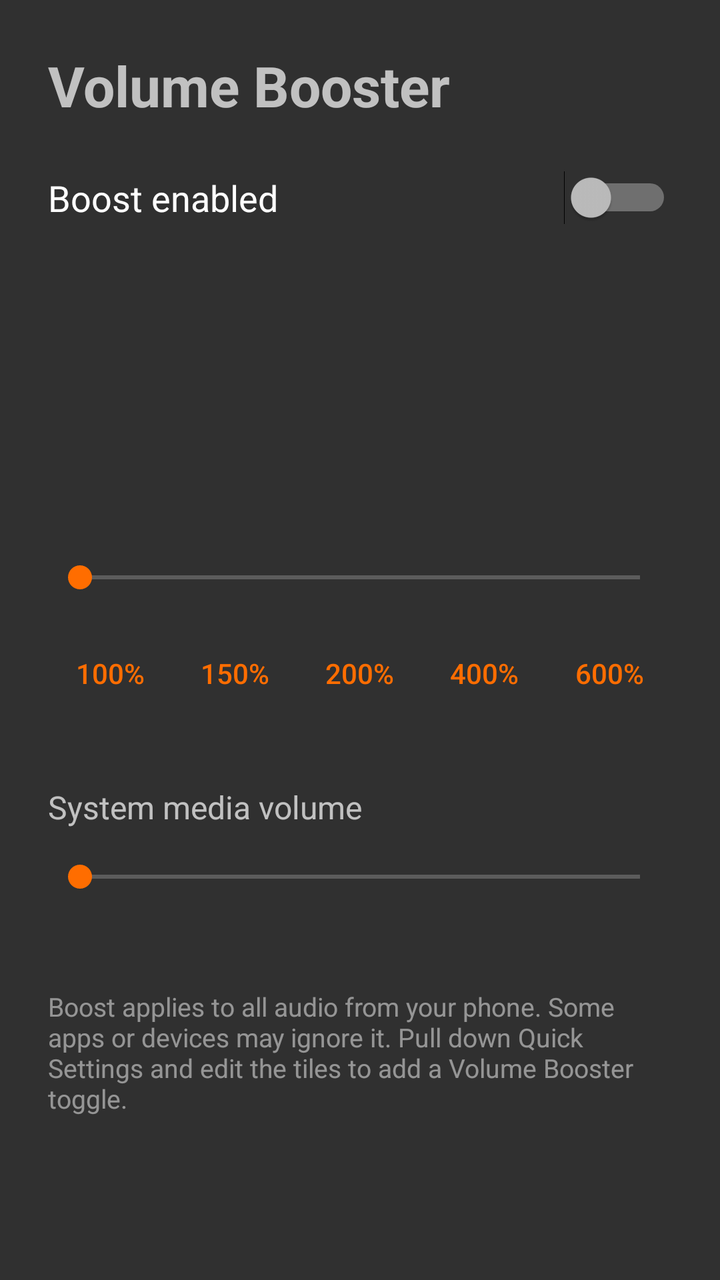
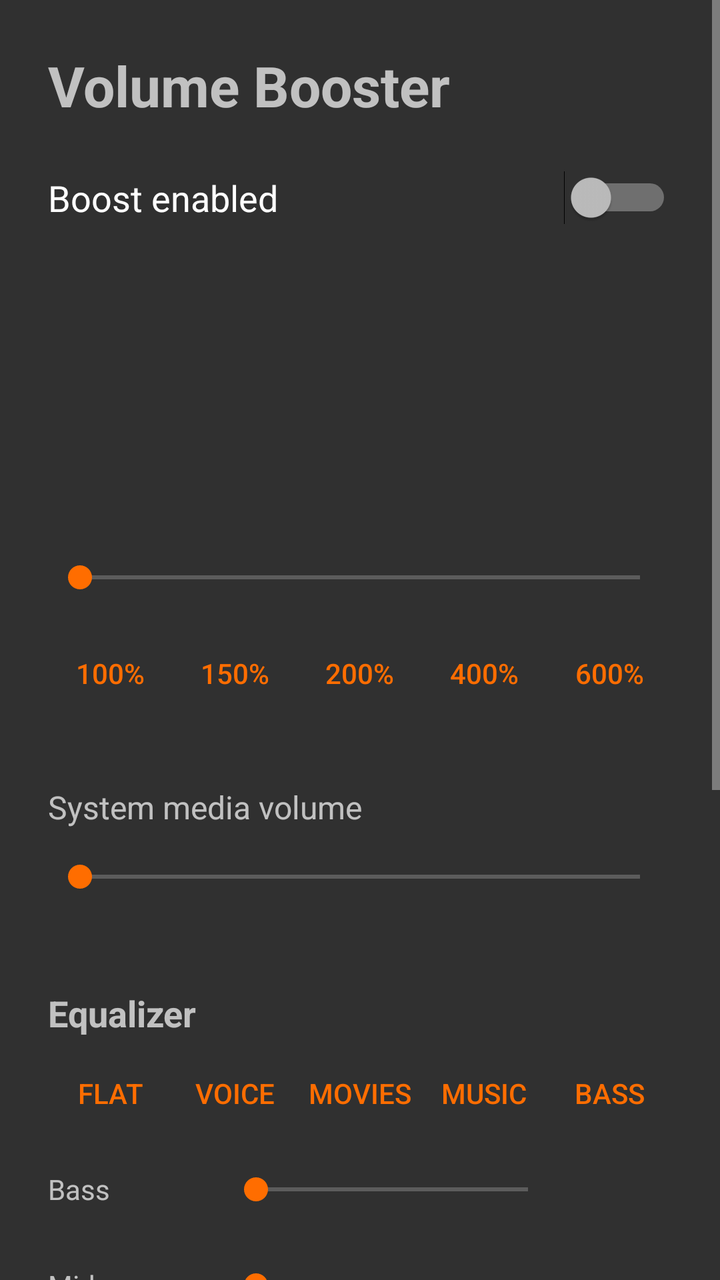

Two renders of the same Android screen: before a commit and after it. Below are the layout's source before the change and the commit's diff.
<!-- AndroidManifest.xml: application theme AppTheme -->
<!-- res/layout/activity_main.xml -->
<?xml version="1.0" encoding="utf-8"?>
<ScrollView xmlns:android="http://schemas.android.com/apk/res/android"
    android:layout_width="match_parent"
    android:layout_height="match_parent"
    android:fitsSystemWindows="true">

    <LinearLayout
        android:layout_width="match_parent"
        android:layout_height="wrap_content"
        android:orientation="vertical"
        android:padding="24dp">

        <TextView
            android:layout_width="wrap_content"
            android:layout_height="wrap_content"
            android:text="@string/app_name"
            android:textSize="28sp"
            android:textStyle="bold" />

        <Switch
            android:id="@+id/enableSwitch"
            android:layout_width="match_parent"
            android:layout_height="wrap_content"
            android:layout_marginTop="24dp"
            android:text="@string/enable"
            android:textSize="18sp" />

        <TextView
            android:id="@+id/boostLabel"
            android:layout_width="match_parent"
            android:layout_height="wrap_content"
            android:layout_marginTop="32dp"
            android:gravity="center"
            android:textColor="?android:attr/colorAccent"
            android:textSize="64sp"
            android:textStyle="bold" />

        <TextView
            android:id="@+id/gainLabel"
            android:layout_width="match_parent"
            android:layout_height="wrap_content"
            android:gravity="center"
            android:textSize="14sp" />

        <SeekBar
            android:id="@+id/boostBar"
            android:layout_width="match_parent"
            android:layout_height="48dp"
            android:layout_marginTop="16dp" />

        <LinearLayout
            android:layout_width="match_parent"
            android:layout_height="wrap_content"
            android:orientation="horizontal">

            <Button android:id="@+id/preset100" style="@style/Preset" android:text="100%" />
            <Button android:id="@+id/preset150" style="@style/Preset" android:text="150%" />
            <Button android:id="@+id/preset200" style="@style/Preset" android:text="200%" />
            <Button android:id="@+id/preset400" style="@style/Preset" android:text="400%" />
            <Button android:id="@+id/preset600" style="@style/Preset" android:text="600%" />
        </LinearLayout>

        <TextView
            android:layout_width="wrap_content"
            android:layout_height="wrap_content"
            android:layout_marginTop="32dp"
            android:text="@string/media_volume"
            android:textSize="16sp" />

        <SeekBar
            android:id="@+id/volumeBar"
            android:layout_width="match_parent"
            android:layout_height="48dp" />

        <TextView
            android:id="@+id/warning"
            android:layout_width="match_parent"
            android:layout_height="wrap_content"
            android:layout_marginTop="16dp"
            android:text="@string/attach_failed"
            android:textColor="#E65100"
            android:visibility="gone" />

        <TextView
            android:layout_width="match_parent"
            android:layout_height="wrap_content"
            android:layout_marginTop="32dp"
            android:alpha="0.7"
            android:text="@string/hint"
            android:textSize="13sp" />
    </LinearLayout>
</ScrollView>
<!-- resources referenced by this layout -->
<resources>
  <string name="app_name">Volume Booster</string>
  <string name="attach_failed">This device refused the global audio effect. Boost will only apply to players that announce their audio session (most music and video apps do).</string>
  <string name="enable">Boost enabled</string>
  <string name="hint">Boost applies to all audio from your phone. Some apps or devices may ignore it. Pull down Quick Settings and edit the tiles to add a Volume Booster toggle.</string>
  <string name="media_volume">System media volume</string>
  <style name="Preset" parent="android:Widget.Material.Button.Borderless.Colored">
          <item name="android:layout_width">0dp</item>
          <item name="android:layout_height">wrap_content</item>
          <item name="android:layout_weight">1</item>
          <item name="android:minWidth">0dp</item>
          <item name="android:paddingStart">0dp</item>
          <item name="android:paddingEnd">0dp</item>
      </style>
  <style name="AppTheme" parent="android:Theme.Material.NoActionBar">
          <item name="android:colorAccent">#FF6D00</item>
          <item name="android:colorPrimary">#FF6D00</item>
      </style>
</resources>

<!-- the commit's change to res/layout/activity_main.xml (unified diff, before → after) -->
@@ -71,6 +71,138 @@
             android:id="@+id/volumeBar"
             android:layout_width="match_parent"
             android:layout_height="48dp" />
+
+
+        <TextView
+            style="@style/SectionTitle"
+            android:text="@string/equalizer" />
+
+        <LinearLayout
+            android:layout_width="match_parent"
+            android:layout_height="wrap_content"
+            android:orientation="horizontal">
+
+            <Button android:id="@+id/eqFlat" style="@style/Preset" android:text="@string/preset_flat" />
+            <Button android:id="@+id/eqVoice" style="@style/Preset" android:text="@string/preset_voice" />
+            <Button android:id="@+id/eqMovies" style="@style/Preset" android:text="@string/preset_movies" />
+            <Button android:id="@+id/eqMusic" style="@style/Preset" android:text="@string/preset_music" />
+            <Button android:id="@+id/eqBass" style="@style/Preset" android:text="@string/preset_bass" />
+        </LinearLayout>
+
+        <LinearLayout
+            android:layout_width="match_parent"
+            android:layout_height="wrap_content"
+            android:gravity="center_vertical"
+            android:orientation="horizontal">
+
+            <TextView
+                android:layout_width="88dp"
+                android:layout_height="wrap_content"
+                android:text="@string/bass" />
+
+            <SeekBar
+                android:id="@+id/bassBar"
+                android:layout_width="0dp"
+                android:layout_height="48dp"
+                android:layout_weight="1" />
+
+            <TextView
+                android:id="@+id/bassValue"
+                android:layout_width="56dp"
+                android:layout_height="wrap_content"
+                android:gravity="end" />
+        </LinearLayout>
+
+        <LinearLayout
+            android:layout_width="match_parent"
+            android:layout_height="wrap_content"
+            android:gravity="center_vertical"
+            android:orientation="horizontal">
+
+            <TextView
+                android:layout_width="88dp"
+                android:layout_height="wrap_content"
+                android:text="@string/mid" />
+
+            <SeekBar
+                android:id="@+id/midBar"
+                android:layout_width="0dp"
+                android:layout_height="48dp"
+                android:layout_weight="1" />
+
+            <TextView
+                android:id="@+id/midValue"
+                android:layout_width="56dp"
+                android:layout_height="wrap_content"
+                android:gravity="end" />
+        </LinearLayout>
+
+        <LinearLayout
+            android:layout_width="match_parent"
+            android:layout_height="wrap_content"
+            android:gravity="center_vertical"
+            android:orientation="horizontal">
+
+            <TextView
+                android:layout_width="88dp"
+                android:layout_height="wrap_content"
+                android:text="@string/treble" />
+
+            <SeekBar
+                android:id="@+id/trebleBar"
+                android:layout_width="0dp"
+                android:layout_height="48dp"
+                android:layout_weight="1" />
+
+            <TextView
+                android:id="@+id/trebleValue"
+                android:layout_width="56dp"
+                android:layout_height="wrap_content"
+                android:gravity="end" />
+        </LinearLayout>
+
+        <LinearLayout
+            android:layout_width="match_parent"
+            android:layout_height="wrap_content"
+            android:gravity="center_vertical"
+            android:orientation="horizontal">
+
+            <TextView
+                android:layout_width="88dp"
+                android:layout_height="wrap_content"
+                android:text="@string/bass_boost" />
+
+            <SeekBar
+                android:id="@+id/bassBoostBar"
+                android:layout_width="0dp"
+                android:layout_height="48dp"
+                android:layout_weight="1" />
+
+            <TextView
+                android:id="@+id/bassBoostValue"
+                android:layout_width="56dp"
+                android:layout_height="wrap_content"
+                android:gravity="end" />
+        </LinearLayout>
+
+        <TextView
+            style="@style/SectionTitle"
+            android:text="@string/volume_keys_label" />
+
+        <Switch
+            android:id="@+id/volumeKeysSwitch"
+            android:layout_width="match_parent"
+            android:layout_height="wrap_content"
+            android:text="@string/volume_keys_switch"
+            android:textSize="16sp" />
+
+        <TextView
+            android:layout_width="match_parent"
+            android:layout_height="wrap_content"
+            android:layout_marginTop="4dp"
+            android:alpha="0.7"
+            android:text="@string/volume_keys_hint"
+            android:textSize="13sp" />
 
         <TextView
             android:id="@+id/warning"
<!-- resource entries referenced after the edit -->
@@ -2,9 +2,22 @@
 <resources>
   <string name="app_name">Volume Booster</string>
   <string name="attach_failed">This device refused the global audio effect. Boost will only apply to players that announce their audio session (most music and video apps do).</string>
+  <string name="bass">Bass</string>
+  <string name="bass_boost">Bass boost</string>
   <string name="enable">Boost enabled</string>
+  <string name="equalizer">Equalizer</string>
   <string name="hint">Boost applies to all audio from your phone. Some apps or devices may ignore it. Pull down Quick Settings and edit the tiles to add a Volume Booster toggle.</string>
   <string name="media_volume">System media volume</string>
+  <string name="mid">Mid</string>
+  <string name="preset_bass">Bass</string>
+  <string name="preset_flat">Flat</string>
+  <string name="preset_movies">Movies</string>
+  <string name="preset_music">Music</string>
+  <string name="preset_voice">Voice</string>
+  <string name="treble">Treble</string>
+  <string name="volume_keys_hint" formatted="false">When media volume is at maximum, volume up raises the boost by 25% and volume down lowers it again. Needs the Volume Booster accessibility service, which only reads the volume keys.</string>
+  <string name="volume_keys_label">Volume buttons</string>
+  <string name="volume_keys_switch">Volume buttons control boost</string>
   <style name="Preset" parent="android:Widget.Material.Button.Borderless.Colored">
           <item name="android:layout_width">0dp</item>
           <item name="android:layout_height">wrap_content</item>
@@ -13,6 +26,14 @@
           <item name="android:paddingStart">0dp</item>
           <item name="android:paddingEnd">0dp</item>
       </style>
+  <style name="SectionTitle">
+          <item name="android:layout_width">wrap_content</item>
+          <item name="android:layout_height">wrap_content</item>
+          <item name="android:layout_marginTop">32dp</item>
+          <item name="android:layout_marginBottom">4dp</item>
+          <item name="android:textSize">18sp</item>
+          <item name="android:textStyle">bold</item>
+      </style>
   <style name="AppTheme" parent="android:Theme.Material.NoActionBar">
           <item name="android:colorAccent">#FF6D00</item>
           <item name="android:colorPrimary">#FF6D00</item>
